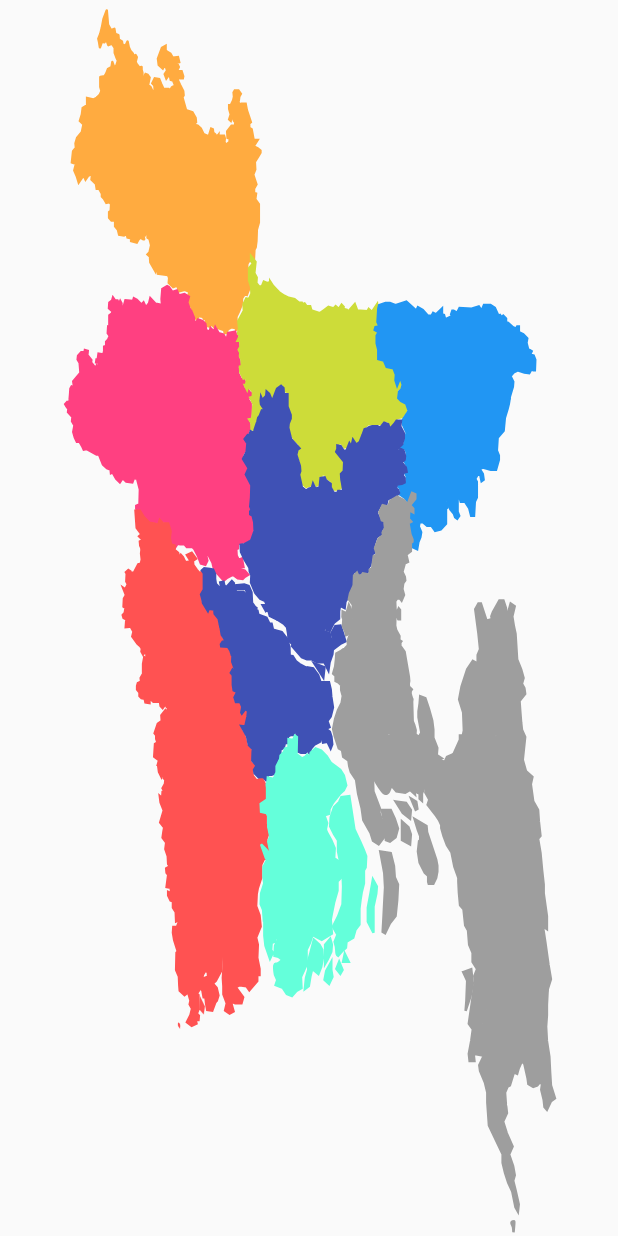
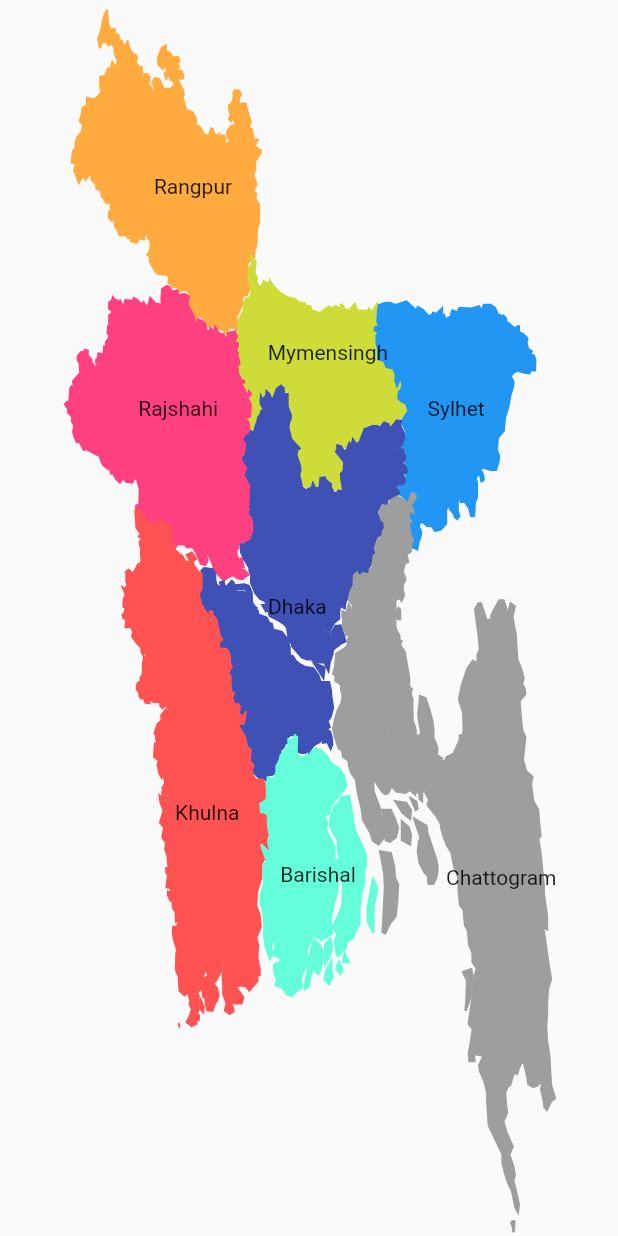
Before and after one commit to monzim/flutter_bangladesh, a Flutter app: the screen it shows after launch, on a phone screen of 412 x 824 dp. Run offline on Flutter 3.47's test engine with Material 2 defaults, Android fonts, the phone set to English and light mode, and no system bars.

Commit message:
Name Added

```diff
--- a/lib/src/divisional_map/divisional_map.dart
+++ b/lib/src/divisional_map/divisional_map.dart
@@ -7,15 +7,16 @@ class BangladeshDivisionMap extends StatelessWidget {
     Key? key,
     required this.width,
     required this.height,
+    this.showName = true,
+    this.showBorder,
+    this.showDivisionBorder,
+    this.showDistrictBorder = true,
     this.borderColor,
     this.divisionBorderColor,
-    this.showBorder,
-    this.showDivisionBorder,
+    this.districtBorderColor,
     this.borderStrokeSize,
     this.divisionStrokeSize,
     this.districtStrokeSize,
-    this.districtBorderColor,
-    this.showDistrictBorder = true,
     this.dhakaColor,
     this.rangpurColor,
     this.rajshahiColor,
@@ -28,7 +29,7 @@ class BangladeshDivisionMap extends StatelessWidget {
 
   final double width;
   final double height;
-  final bool showDistrictBorder;
+  final bool showName, showDistrictBorder;
 
   final double? borderStrokeSize, divisionStrokeSize, districtStrokeSize;
   final Color? borderColor, divisionBorderColor, districtBorderColor;
@@ -183,8 +184,75 @@ class BangladeshDivisionMap extends StatelessWidget {
               ),
             ),
           ),
+          Visibility(
+            visible: showName,
+            child: Positioned(
+                left: 280.26 / _width * width,
+                top: 350.21 / _height * height,
+                child: const MyText(name: 'Chattogram')),
+          ),
+          Visibility(
+            visible: showName,
+            child: Positioned(
+                left: 67.16 / _width * width,
+                top: 70.66 / _height * height,
+                child: const MyText(name: 'Rangpur')),
+          ),
+          Visibility(
+            visible: showName,
+            child: Positioned(
+                left: 55.75 / _width * width,
+                top: 160.57 / _height * height,
+                child: const MyText(name: 'Rajshahi')),
+          ),
+          Visibility(
+            visible: showName,
+            child: Positioned(
+                left: 150.23 / _width * width,
+                top: 137.91 / _height * height,
+                child: const MyText(name: 'Mymensingh')),
+          ),
+          Visibility(
+            visible: showName,
+            child: Positioned(
+                left: 266.79 / _width * width,
+                top: 160.59 / _height * height,
+                child: const MyText(name: 'Sylhet')),
+          ),
+          Visibility(
+            visible: showName,
+            child: Positioned(
+                left: 150.34 / _width * width,
+                top: 240.49 / _height * height,
+                child: const MyText(name: 'Dhaka')),
+          ),
+          Visibility(
+            visible: showName,
+            child: Positioned(
+                left: 82.6 / _width * width,
+                top: 323.79 / _height * height,
+                child: const MyText(name: 'Khulna')),
+          ),
+          Visibility(
+            visible: showName,
+            child: Positioned(
+                left: 159.27 / _width * width,
+                top: 348.81 / _height * height,
+                child: const MyText(name: 'Barishal')),
+          ),
         ],
       ),
     );
   }
 }
+
+class MyText extends StatelessWidget {
+  const MyText({Key? key, required this.name}) : super(key: key);
+
+  final String name;
+
+  @override
+  Widget build(BuildContext context) {
+    return Text(name);
+  }
+}
```
